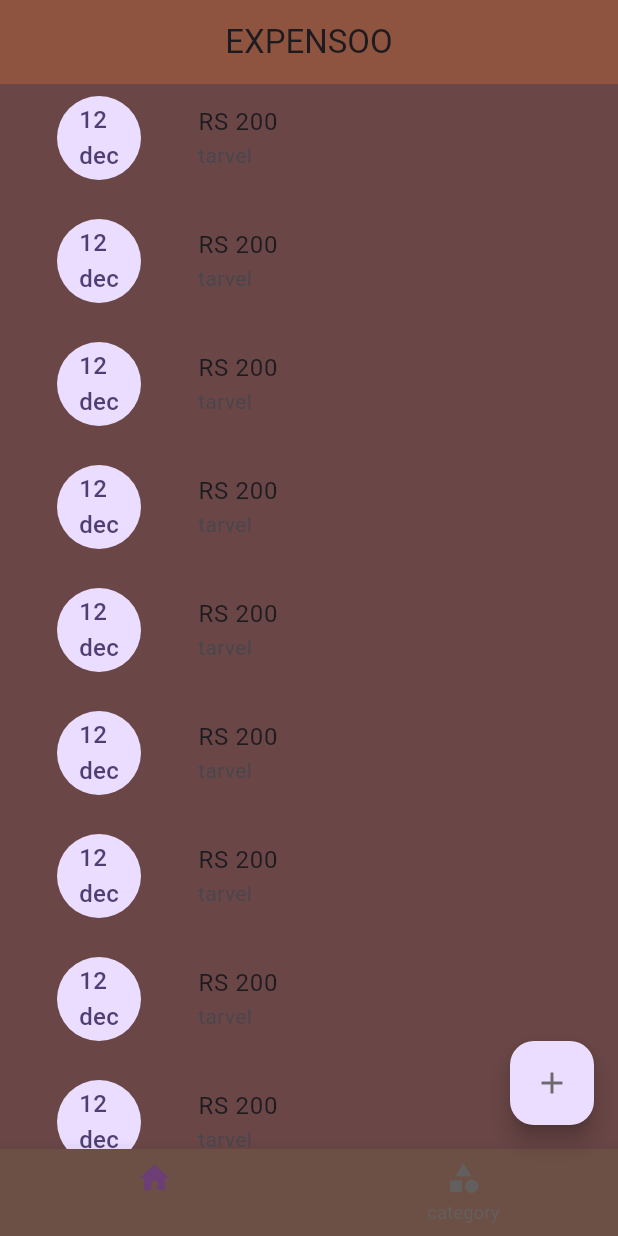
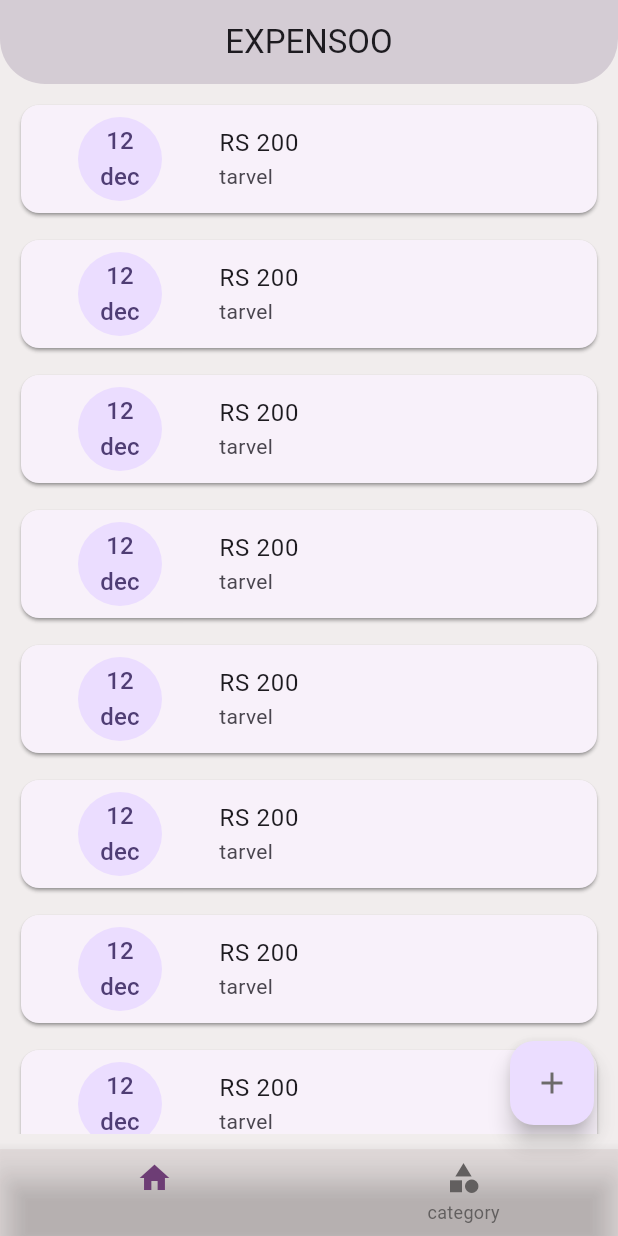
Before and after one commit to SUHAIB-P-A/expance_track, a Flutter app: the screen it shows after launch, on a phone screen of 412 x 824 dp. Run offline on Flutter 3.47's test engine with Material 2 defaults, Android fonts, the phone set to English and light mode, and no system bars.

Commit message:
some ui changes

```diff
--- a/lib/screens/sereen_home.dart
+++ b/lib/screens/sereen_home.dart
@@ -13,11 +13,18 @@ class Home extends StatelessWidget {
   Widget build(BuildContext context) {
     return Scaffold(
       appBar: AppBar(
-        backgroundColor: const Color.fromARGB(255, 142, 84, 63),
+        clipBehavior: Clip.hardEdge,
+        shape: const RoundedRectangleBorder(
+      borderRadius: BorderRadius.vertical(
+        bottom: Radius.circular(30),
+      ),
+    ),
+        elevation: 20.0,
+        backgroundColor: const Color.fromARGB(66, 199, 186, 186),
         centerTitle: true,
         title: const Text('EXPENSOO'),
       ),
-      backgroundColor: const Color.fromARGB(255, 106, 70, 70),
+      backgroundColor: const Color.fromARGB(66, 199, 186, 186),
       bottomNavigationBar: const Expancebottamnavigation(),
       body: SafeArea(
         child: ValueListenableBuilder(
--- a/lib/screens/wedgets/bottamnavigationbar.dart
+++ b/lib/screens/wedgets/bottamnavigationbar.dart
@@ -10,7 +10,7 @@ class Expancebottamnavigation extends StatelessWidget {
       valueListenable: Home.selectedindex,
       builder: (context, updated, _) {
         return BottomNavigationBar(
-          backgroundColor: const Color.fromARGB(255, 108, 79, 69),
+          backgroundColor: const Color.fromARGB(66, 199, 186, 186),
           mouseCursor: MouseCursor.uncontrolled,
           useLegacyColorScheme: true,
           showSelectedLabels: false,
@@ -21,7 +21,6 @@ class Expancebottamnavigation extends StatelessWidget {
           onTap: (newvalue) {
             Home.selectedindex.value = newvalue;
           },
-          elevation: 10.0,
           items: const [
             BottomNavigationBarItem(
               icon: Icon(Icons.home),
--- a/lib/transation_screens/transation.dart
+++ b/lib/transation_screens/transation.dart
@@ -5,16 +5,27 @@ class scr_tarnsations extends StatelessWidget {
 
   @override
   Widget build(BuildContext context) {
-    return ListView.separated(
+    return Padding(
+      padding: const EdgeInsets.all(10.0),
+      child: ListView.separated(
+        physics: const ScrollPhysics(
+          parent: ScrollPhysics(),
+        ),
         shrinkWrap: false,
         itemBuilder: (context, index) {
-        return const ListTile(
+          return const Card(
+            shadowColor: Color.fromARGB(255, 112, 110, 110),
+            child: ListTile(
               leading: CircleAvatar(
                 radius: 50,
-            child: Text("12\ndec"),
+                child: Text(
+                  "12\ndec",
+                  textAlign: TextAlign.center,
+                ),
               ),
               title: Text('RS 200'),
               subtitle: Text('tarvel'),
+            ),
           );
         },
         separatorBuilder: (context, index) {
@@ -23,6 +34,7 @@ class scr_tarnsations extends StatelessWidget {
           );
         },
         itemCount: 10,
+      ),
     );
   }
 }
```
Lines whose indentation alone changed are shown as unchanged.
